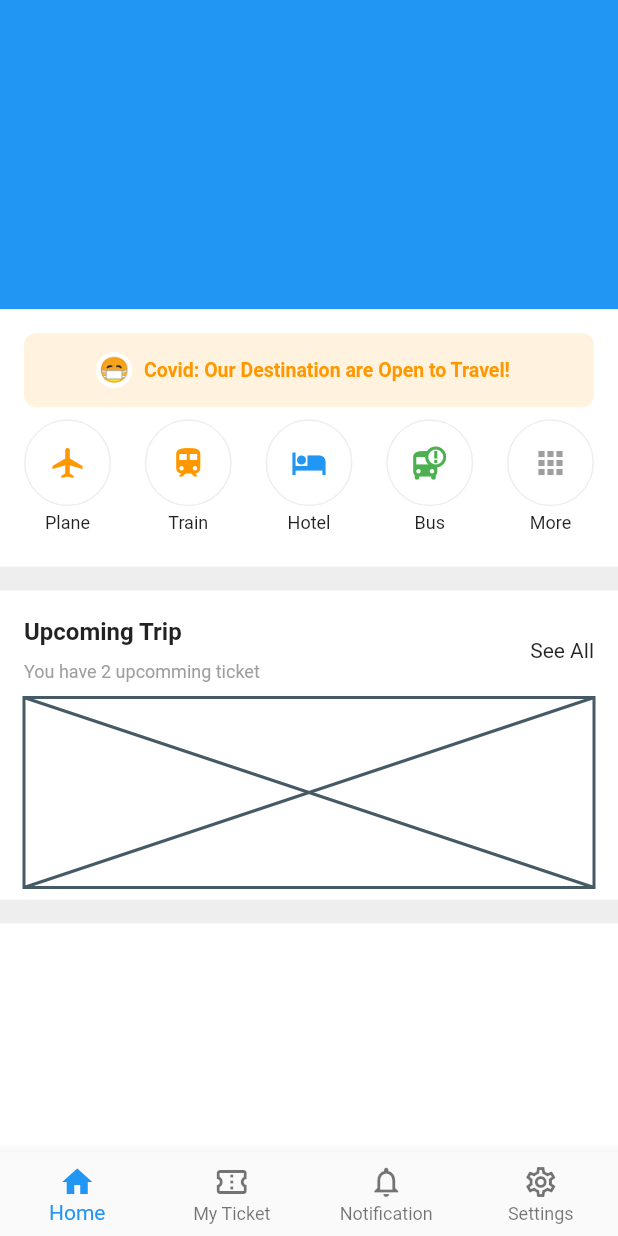
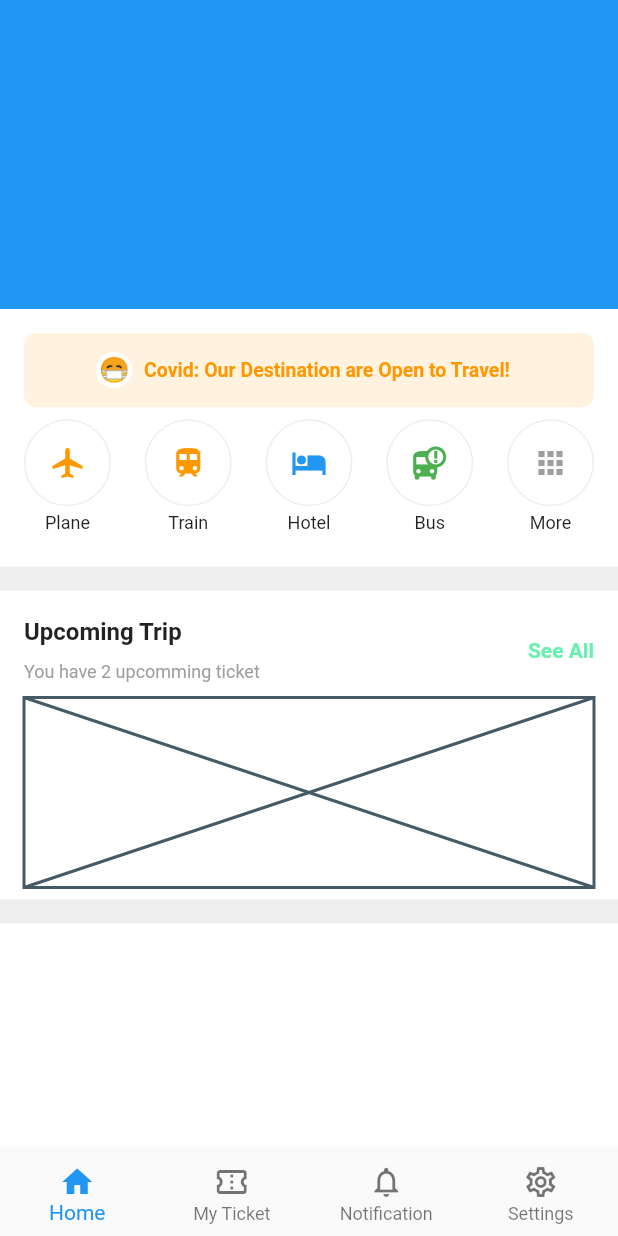
Before and after one commit to JAICHANGPARK/flutter_notebook_11th_story, a Flutter app: the screen it shows after launch, on a phone screen of 412 x 824 dp. Run offline on Flutter 3.47's test engine with Material 2 defaults, Android fonts, the phone set to English and light mode, and no system bars; our stand-ins replace backdrop, badges, flutter_inner_drawer, flutter_slidable, google_fonts.

Commit message:
Update ticket_booking_home_page.dart

```diff
--- a/lib/ep710_ticket_booking_app/ticket_booking_home_page.dart
+++ b/lib/ep710_ticket_booking_app/ticket_booking_home_page.dart
@@ -217,7 +217,10 @@ class _TicketBookingHomePageState extends State<TicketBookingHomePage> {
                                   ),),
                                 ],
                               ),
-                              Text("See All")
+                              Text("See All", style: TextStyle(
+                                fontWeight: FontWeight.bold,
+                                color: Colors.greenAccent
+                              ),)
                             ],
                           )),
                       Expanded(
```
